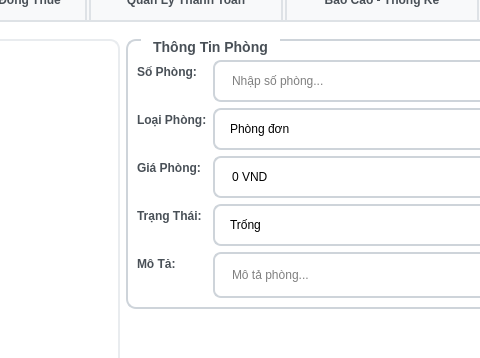
Old version of the form ui/design/admin_main.ui in the repository huymatthew/PBL02; both pictures show x 508 to 988 and y 146 to 504 of the 1200 by 862 pixel window.
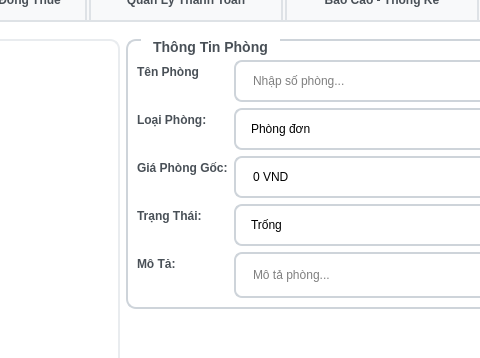
New version of the form. The open tabs and pages were chosen to show the change. Icons and pictures are not drawn.

```diff
--- a/ui/design/admin_main.ui
+++ b/ui/design/admin_main.ui
@@ -411,7 +411,7 @@
              <item row="0" column="0">
               <widget class="QLabel" name="roomNumberLabel">
                <property name="text">
-                <string>Số Phòng:</string>
+                <string>Tên Phòng</string>
                </property>
               </widget>
              </item>
@@ -456,7 +456,7 @@
              <item row="2" column="0">
               <widget class="QLabel" name="roomPriceLabel">
                <property name="text">
-                <string>Giá Phòng:</string>
+                <string>Giá Phòng Gốc:</string>
                </property>
               </widget>
              </item>
```
Left out of the diff: 2 changed lines with no effect on the pictures.
